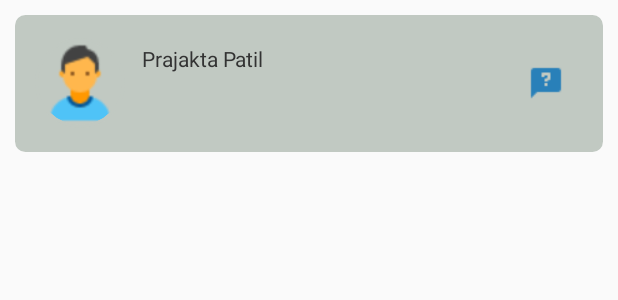
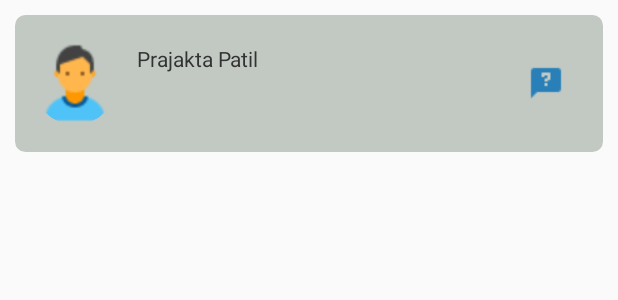
Before and after one commit to Snehal-Tembare/Recircle, an Android app: the layout layout_owner_messages.xml on its own in the app's theme, with its tools: preview values and no code run, on a phone screen of 412 x 824 dp. Shown: the top 300 px of the screen. Run offline under Robolectric (Android 15) with nearby library versions, the light colour scheme and no system bars.

Commit message:
solved review comments

```diff
--- a/app/src/main/java/com/example/synerzip/recircle_android/ui/SplashActivity.java
+++ b/app/src/main/java/com/example/synerzip/recircle_android/ui/SplashActivity.java
@@ -13,7 +13,7 @@ import com.example.synerzip.recircle_android.R;
  */
 public class SplashActivity extends AppCompatActivity {
 
-    private static int SPLASH_TIME_OUT = 4000;
+    private static int SPLASH_TIME_OUT = 1500;
 
     @Override
     protected void onCreate(Bundle savedInstanceState) {
--- a/app/src/main/res/layout/layout_owner_messages.xml
+++ b/app/src/main/res/layout/layout_owner_messages.xml
@@ -27,7 +27,7 @@
                 android:layout_gravity="center"
                 android:layout_marginLeft="@dimen/dimen_10dp"
                 android:layout_marginRight="@dimen/dimen_10dp"
-                android:layout_marginStart="13dp"
+                android:layout_marginStart="@dimen/dimen_10dp"
                 android:src="@drawable/ic_user"
                 app:civ_border_color="@color/colorLightGrey"
                 app:civ_border_width="@dimen/dimen_2dp"
```
Also changed, not shown: app/src/main/java/com/example/synerzip/recircle_android/utilities/RCWebConstants.java (+5 -6 lines).
